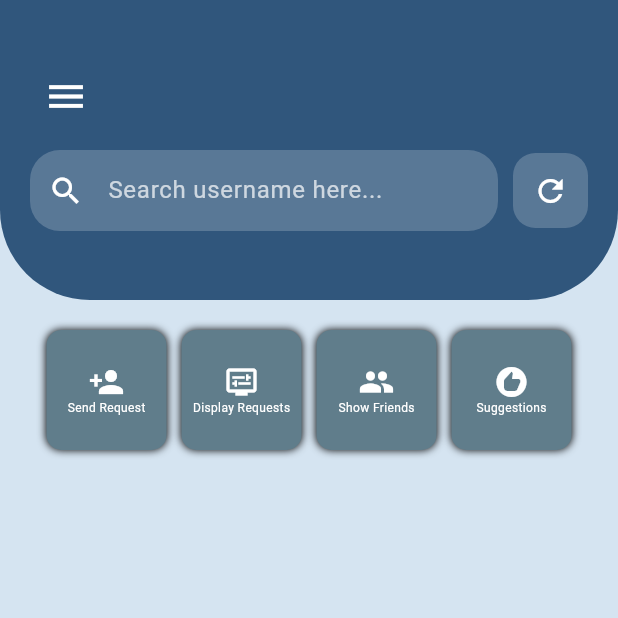
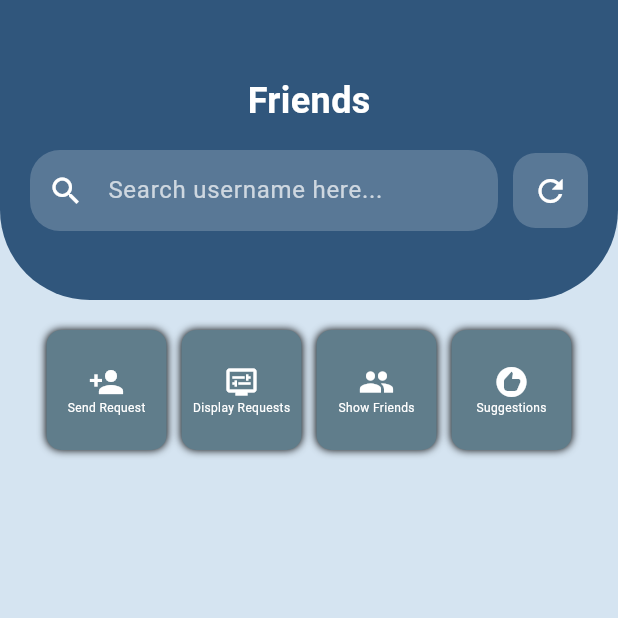
Before and after one commit to faseey/Echo, a Flutter app: the FriendScreen screen opened by its route, on a phone screen of 412 x 824 dp, the top half of it. Run offline on Flutter 3.47's test engine with Material 3 defaults, Android fonts, the phone set to English and light mode, and no system bars; our stand-ins replace cloud_firestore, curved_navigation_bar, firebase_core, firebase_storage, flutter_image_compress, get and 2 more; accounts and stored records are empty.

Commit message:
adding ss

```diff
--- a/lib/Screen/friendscreen.dart
+++ b/lib/Screen/friendscreen.dart
@@ -66,13 +66,21 @@ class FriendScreen extends StatelessWidget {
             child: Stack(
               children: [
                 Positioned(
-                  top: 40,
-                  left: 20,
-                  child: IconButton(
-                    icon: Icon(Icons.menu, color: Colors.white, size: 30),
-                    onPressed: () => _scaffoldKey.currentState?.openDrawer(),
+                  top: 50,
+                  left: 0,
+                  right: 0,
+                  child: Center(
+                    child: Text(
+                      "Friends",
+                      style: TextStyle(
+                        color: Colors.white,
+                        fontSize: 24,
+                        fontWeight: FontWeight.bold,
+                      ),
+                    ),
                   ),
                 ),
+
                 Positioned(
                   top: 100,
                   left: 20,
--- a/lib/Screen/messagescreen.dart
+++ b/lib/Screen/messagescreen.dart
@@ -217,7 +217,7 @@ class _MessageScreenState extends State<MessageScreen> {
                 children: [
                   Padding(
                     padding: const EdgeInsets.all(8.0),
-                    child: Text("Messsage",style: TextStyle(color: Colors.white,fontSize: 18),),
+                    child: Text("Messsage",style: TextStyle(color: Colors.white,fontSize: 24, fontWeight: FontWeight.bold),),
                   ),
 
                   Row(
--- a/lib/Screen/notificationsscreen.dart
+++ b/lib/Screen/notificationsscreen.dart
@@ -49,7 +49,7 @@ class _NotificationScreenState extends State<NotificationScreen> {
         automaticallyImplyLeading: false,
         backgroundColor: const Color(0xff30567c),
         elevation: 4,
-        title: const Text("Notifications", style: TextStyle(color: Colors.white)),
+        title: const Text("Notifications", style: TextStyle(color: Colors.white, fontSize: 24, fontWeight: FontWeight.bold)),
         actions: [
           IconButton(
             icon: const Icon(Icons.refresh, color: Colors.white),
--- a/lib/controllers/register_login.dart
+++ b/lib/controllers/register_login.dart
@@ -218,6 +218,7 @@
 //   }
 // }
 import 'package:cloud_firestore/cloud_firestore.dart';
+import 'package:echo_app/controllers/profile.dart';
 import 'package:get/get.dart';
 import '../component/route.dart';
 import '../models/bst.dart';
@@ -336,6 +337,8 @@ class UserController extends GetxController {
         echo.activeUser = node;
       }
 
+      final profileController = Get.put(ProfileController());
+      profileController.initializeUser(); // 👈 Force load DP, bio etc.
       update();
 
       // Navigate to main app screen
--- a/lib/models/notificationStack.dart
+++ b/lib/models/notificationStack.dart
@@ -48,9 +48,11 @@ class NotificationStack {
 
   // Private: add logic
   void _addNotification(String type, String username) {
-    if (!_messages.containsKey(type)) return;
+    if (!_messages.containsKey(type)) {    print("Skipped unknown type: $type");
+      return;}
 
     final message = '$username${_messages[type]}';
+    print("Adding notification: $message");
     final newNode = NotificationNode(
       type: type,
       username: username,
```
Also changed, not shown: lib/controllers/message.dart (+4 -3 lines), lib/controllers/notifications.dart (+26 -3 lines), lib/controllers/profile.dart (+7 -0 lines), assets/Screeenshots/Friend Request.png (added), assets/Screeenshots/Friends Connection.png (added), assets/Screeenshots/Messages list.png (added), assets/Screeenshots/Newsfeed.png (added), assets/Screeenshots/Notifications.png (added), assets/Screeenshots/add post.png (added), assets/Screeenshots/chat.png (added), assets/Screeenshots/profile.png (added), assets/Screeenshots/suggestions.png (added).
